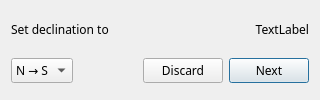
Old version of the form threepio/layouts/dec_cal.ui in the repository finnjames/verdant-shores.
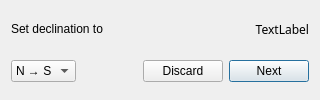
New version of the form.

Patch:
```diff
--- a/threepio/layouts/dec_cal.ui
+++ b/threepio/layouts/dec_cal.ui
@@ -16,11 +16,6 @@
   <layout class="QGridLayout" name="gridLayout">
    <item row="1" column="0" colspan="2">
     <widget class="QLabel" name="set_dec_label">
-     <property name="font">
-      <font>
-       <family>Iosevka Aile</family>
-      </font>
-     </property>
      <property name="text">
       <string>Set declination to</string>
      </property>
@@ -58,11 +53,6 @@
       </property>
       <item row="0" column="0">
        <widget class="QComboBox" name="north_or_south_combo_box">
-        <property name="font">
-         <font>
-          <family>Iosevka Aile</family>
-         </font>
-        </property>
         <item>
          <property name="text">
           <string>N → S</string>
@@ -77,11 +67,6 @@
       </item>
       <item row="0" column="2">
        <widget class="QPushButton" name="discard_cal_button">
-        <property name="font">
-         <font>
-          <family>Iosevka Aile</family>
-         </font>
-        </property>
         <property name="text">
          <string>Discard</string>
         </property>
@@ -89,11 +74,6 @@
       </item>
       <item row="0" column="3">
        <widget class="QPushButton" name="next_cal_button">
-        <property name="font">
-         <font>
-          <family>Iosevka Aile</family>
-         </font>
-        </property>
         <property name="text">
          <string>Next</string>
         </property>
```
